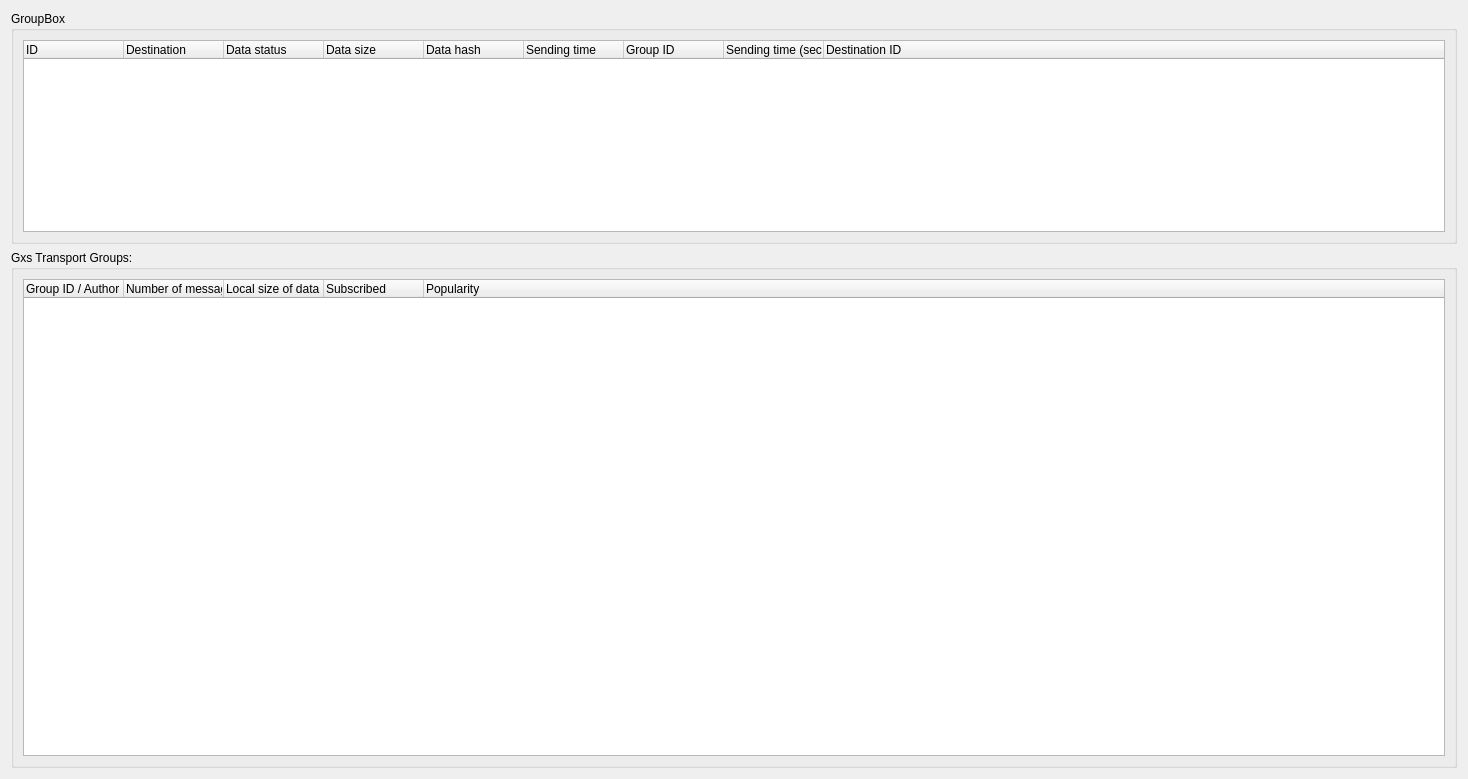
First picture: the form in retroshare-gui/src/gui/statistics/GxsTransportStatistics.ui, repository RetroShare/RetroShare, before the edit.
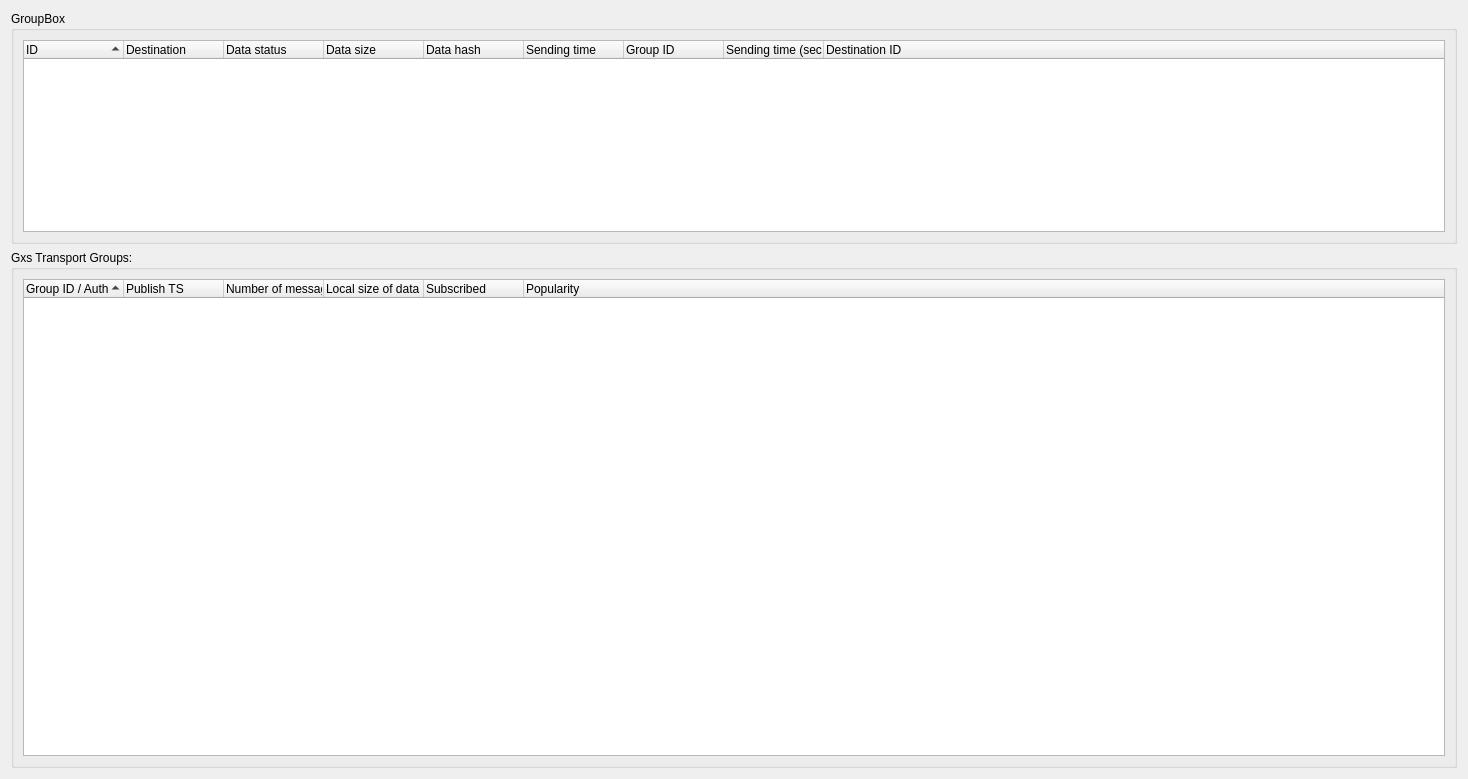
Second picture: the form after the edit.

Commit message:
Enabled sorting for gxs transport statistics, view details & small changes
* Enabled sorting for gxs transport statistics
* Context menu to view author details on gxs transport groups
* ui layout  fixes for view boards details
* Display counting for people tree

Patch:
```diff
--- a/retroshare-gui/src/gui/statistics/GxsTransportStatistics.ui
+++ b/retroshare-gui/src/gui/statistics/GxsTransportStatistics.ui
@@ -41,7 +41,7 @@
          <bool>true</bool>
         </property>
         <attribute name="headerShowSortIndicator" stdset="0">
-         <bool>false</bool>
+         <bool>true</bool>
         </attribute>
         <column>
          <property name="text">
@@ -108,6 +108,12 @@
          <property name="contextMenuPolicy">
           <enum>Qt::CustomContextMenu</enum>
          </property>
+         <property name="sortingEnabled">
+          <bool>true</bool>
+         </property>
+         <attribute name="headerShowSortIndicator" stdset="0">
+          <bool>true</bool>
+         </attribute>
          <column>
           <property name="text">
            <string>Group ID / Author</string>
@@ -115,7 +121,12 @@
          </column>
          <column>
           <property name="text">
-           <string>Number of messages / Publish TS</string>
+           <string>Publish TS</string>
+          </property>
+         </column>
+         <column>
+          <property name="text">
+           <string>Number of messages </string>
           </property>
          </column>
          <column>
```
The commit also changes 4 other files.
